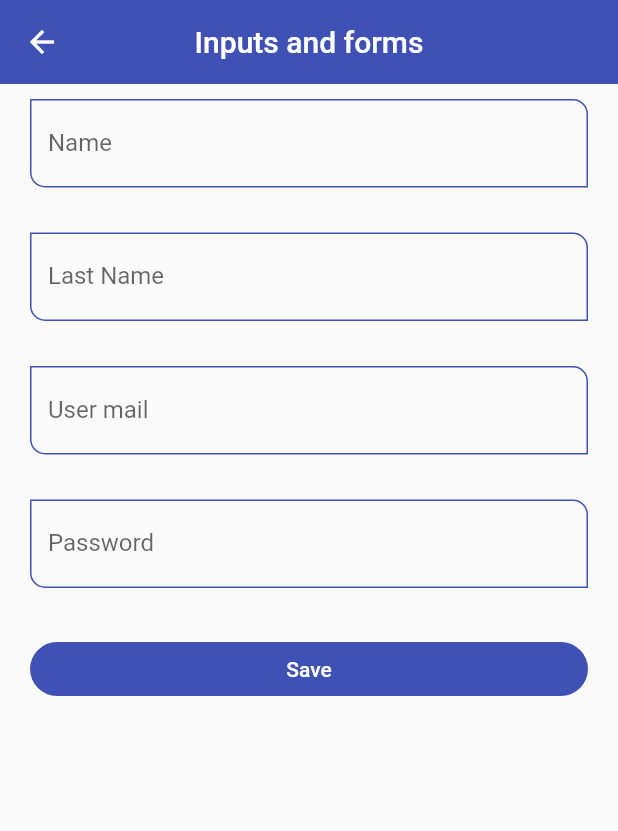
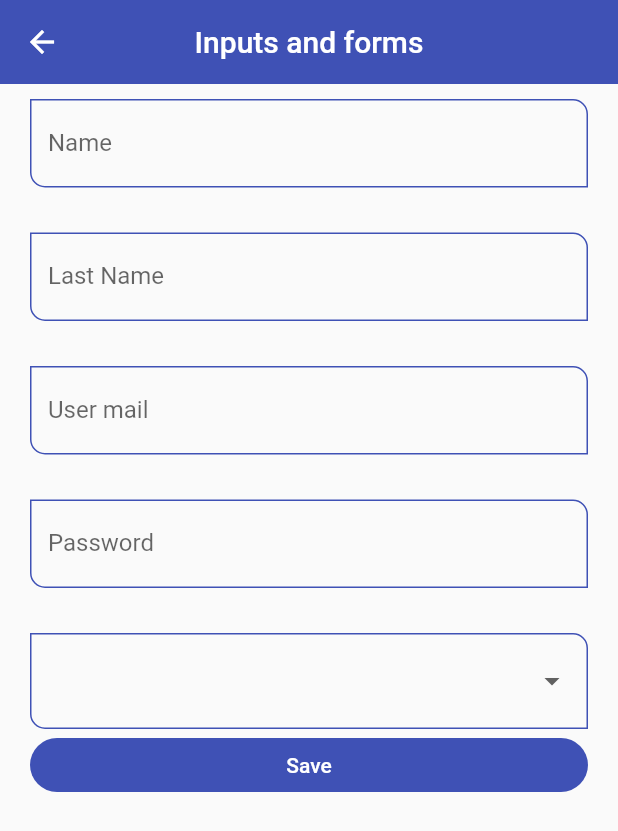
Before and after one commit to SrDaviid/First-project-flutter, a Flutter app: the InputsScreen screen opened by its route, on a phone screen of 412 x 824 dp. Shown: the top 831 px of the screen. Run offline on Flutter 3.47's test engine with Material 2 defaults, Android fonts, the phone set to English and light mode, and no system bars.

Commit message:
inputs screen done

```diff
--- a/lib/screens/inputs_screen.dart
+++ b/lib/screens/inputs_screen.dart
@@ -27,29 +27,56 @@ class InputsScreen extends StatelessWidget {
           child: Form(
             key: myFormKey,
             child: Column(children: [
-              const CustomInputField(
+              CustomInputField(
                 labelText: 'Name',
                 hintText: 'Username',
+                formProperty: 'first_name',
+                formValues: formValues,
               ),
               const Padding(padding: EdgeInsets.symmetric(vertical: 15)),
-              const CustomInputField(
+              CustomInputField(
                 labelText: 'Last Name',
                 hintText: 'Subname',
+                formProperty: 'second_name',
+                formValues: formValues,
               ),
               const Padding(padding: EdgeInsets.symmetric(vertical: 15)),
-              const CustomInputField(
+              CustomInputField(
                 labelText: 'User mail',
                 hintText: 'Email',
                 keyboardType: TextInputType.emailAddress,
+                formProperty: 'email',
+                formValues: formValues,
               ),
               const Padding(padding: EdgeInsets.symmetric(vertical: 15)),
-              const CustomInputField(
+              CustomInputField(
                 labelText: 'Password',
                 hintText: 'User password',
                 obscureText: true,
+                formValues: formValues,
+                formProperty: 'password',
               ),
               const Padding(padding: EdgeInsets.symmetric(vertical: 15)),
+              DropdownButtonFormField(
+                items: const [
+                  DropdownMenuItem(value: 'Admin', child: Text('Admin')),
+                  DropdownMenuItem(value: 'SuperUser', child: Text('SuperUser')),
+                  DropdownMenuItem(value: 'Senior', child: Text('Senior')),
+                  DropdownMenuItem(value: 'Mid-Developer', child: Text('Mid-Developer')),
+                  DropdownMenuItem(value: 'Junior-Developer', child: Text('Junior-Developer')),
+                ],
+                onChanged: (value) {
+                  print(value);
+                  formValues['role'] = value ?? 'Admin';
+                },
+              ),
               ElevatedButton(
+                child: const SizedBox(
+                    width: double.infinity,
+                    child: Text(
+                      'Save',
+                      textAlign: TextAlign.center,
+                    )),
                 onPressed: () {
                   FocusScope.of(context).requestFocus(FocusNode());
                   if (!myFormKey.currentState!.validate()) {
@@ -59,12 +86,7 @@ class InputsScreen extends StatelessWidget {
                   //* Imprimir valores del formulario
                   print(formValues);
                 },
-                  child: const SizedBox(
-                      width: double.infinity,
-                      child: Text(
-                        'Save',
-                        textAlign: TextAlign.center,
-                      )))
+              )
             ]),
           ),
         ),
--- a/lib/widgets/custom_input_field.dart
+++ b/lib/widgets/custom_input_field.dart
@@ -1,4 +1,3 @@
-
 import 'package:flutter/material.dart';
 
 class CustomInputField extends StatelessWidget {
@@ -10,6 +9,9 @@ class CustomInputField extends StatelessWidget {
   final TextInputType? keyboardType;
   final bool obscureText;
 
+  final String formProperty;
+  final Map<String, String> formValues;
+
   const CustomInputField({
     super.key,
     this.hintText,
@@ -19,6 +21,8 @@ class CustomInputField extends StatelessWidget {
     this.suffixIcon,
     this.keyboardType,
     this.obscureText = false,
+    required this.formProperty,
+    required this.formValues,
   });
 
   @override
@@ -33,7 +37,7 @@ class CustomInputField extends StatelessWidget {
       keyboardType: keyboardType,
       obscureText: obscureText,
       onChanged: (value) {
-        print('value: $value');
+        formValues[formProperty] = value;
       },
       validator: (value) {
         if (value == null) return 'This field is required';
```
Lines whose indentation alone changed are shown as unchanged.
